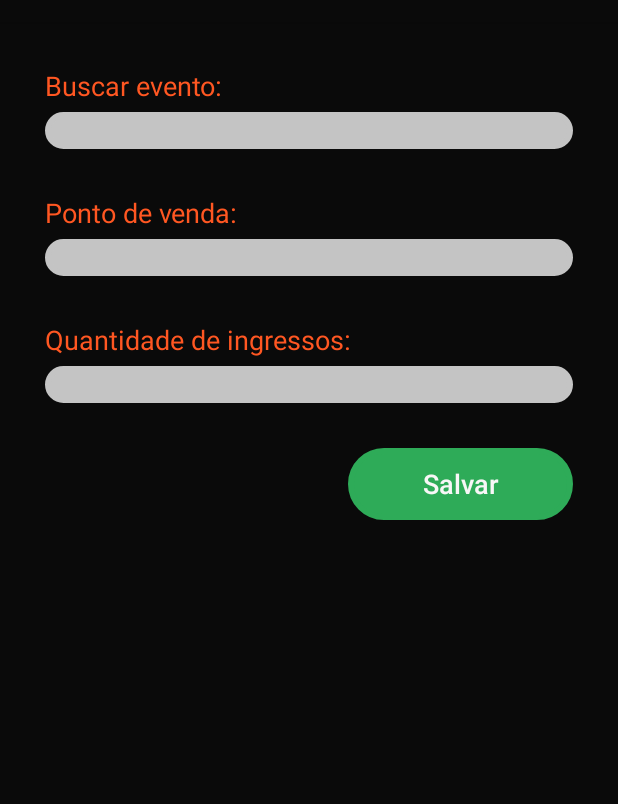
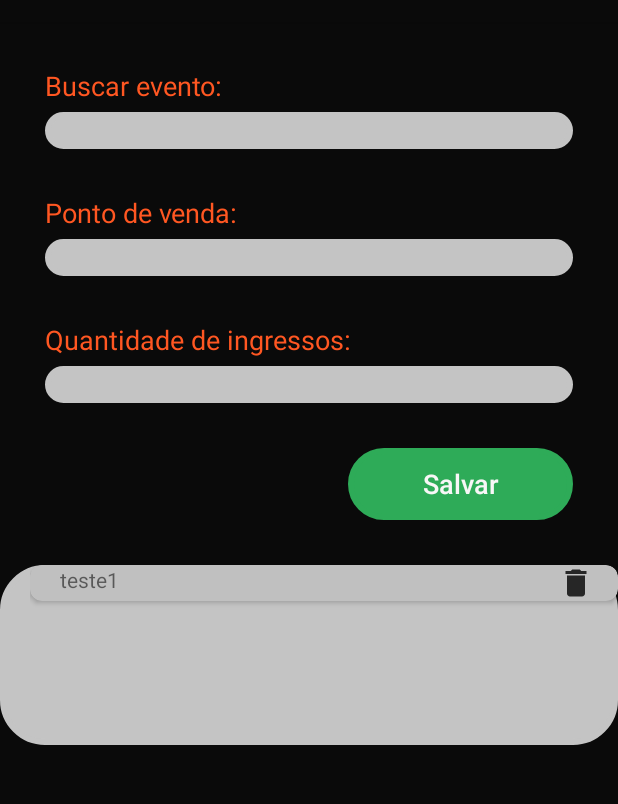
Before and after one commit to italo48/EventStarter, an Android app: the fragment PointOfSaleFragment shown on its own in the app's theme, on a phone screen of 412 x 824 dp, the part 62-866 px from its top. Run offline under Robolectric (Android 15) with nearby library versions, the phone set to English and light mode, and no system bars.

Commit message:
alterações

```diff
--- /dev/null
+++ b/EventStarterApp/app/src/main/java/com/br/italoscompany/eventstarterapp/Adapter.java
@@ -0,0 +1,48 @@
+package com.br.italoscompany.eventstarterapp;
+
+import android.view.LayoutInflater;
+import android.view.View;
+import android.view.ViewGroup;
+import android.widget.TextView;
+
+import androidx.annotation.NonNull;
+import androidx.cardview.widget.CardView;
+import androidx.recyclerview.widget.RecyclerView;
+
+import java.util.List;
+
+public class Adapter extends RecyclerView.Adapter<Adapter.MyViewHolder> {
+
+    List<String> pontosDeVendas;
+    public Adapter(List<String> pontosDeVendas){
+        this.pontosDeVendas = pontosDeVendas;
+    }
+
+    @NonNull
+    @Override
+    public Adapter.MyViewHolder onCreateViewHolder(@NonNull ViewGroup parent, int viewType) {
+        View itemLista = LayoutInflater.from(parent.getContext()).inflate(R.layout.card_view_point_of_sale, parent,false);
+        return new MyViewHolder(itemLista);
+    }
+
+    @Override
+    public void onBindViewHolder(@NonNull Adapter.MyViewHolder holder, int position) {
+        holder.nomeLocal.setText("teste1");
+    }
+
+    @Override
+    public int getItemCount() {
+        return pontosDeVendas.size();
+    }
+
+    public class MyViewHolder extends RecyclerView.ViewHolder {
+        CardView cv;
+        TextView nomeLocal;
+
+        public MyViewHolder(@NonNull View itemView) {
+            super(itemView);
+            cv = itemView.findViewById(R.id.cv);
+            nomeLocal = itemView.findViewById(R.id.tituloLocal);
+        }
+    }
+}
--- a/EventStarterApp/app/src/main/java/com/br/italoscompany/eventstarterapp/PointOfSaleFragment.java
+++ b/EventStarterApp/app/src/main/java/com/br/italoscompany/eventstarterapp/PointOfSaleFragment.java
@@ -8,11 +8,39 @@ import android.view.ViewGroup;
 import androidx.annotation.NonNull;
 import androidx.annotation.Nullable;
 import androidx.fragment.app.Fragment;
+import androidx.recyclerview.widget.LinearLayoutManager;
+import androidx.recyclerview.widget.RecyclerView;
+
+import java.util.ArrayList;
+import java.util.List;
 
 public class PointOfSaleFragment extends Fragment {
+
+    private RecyclerView recyclerView;
+    private List<String> pontosDeVendas;
+
     @Nullable
     @Override
     public View onCreateView(@NonNull LayoutInflater inflater, @Nullable ViewGroup container, @Nullable Bundle savedInstanceState) {
-        return inflater.inflate(R.layout.fragment_point_of_sale, container, false);
+        View view = inflater.inflate(R.layout.fragment_point_of_sale, container, false);
+
+        inicializarLista();
+        recyclerView = view.findViewById(R.id.recyclerViewPointSale);
+        Adapter adapter = new Adapter(pontosDeVendas);
+
+        RecyclerView.LayoutManager layoutManager = new LinearLayoutManager(view.getContext());
+        recyclerView.setLayoutManager(layoutManager);
+        recyclerView.setHasFixedSize(true);
+        recyclerView.setAdapter(adapter);
+        return view;
+    }
+
+    public void inicializarLista(){
+        pontosDeVendas = new ArrayList<>();
+        pontosDeVendas.add("ponto1");
+        pontosDeVendas.add("ponto2");
+        pontosDeVendas.add("ponto3");
+        pontosDeVendas.add("ponto4");
+        pontosDeVendas.add("ponto5");
     }
 }
--- /dev/null
+++ b/EventStarterApp/app/src/main/res/drawable-anydpi/ic_action_delete.xml
@@ -0,0 +1,11 @@
+<vector xmlns:android="http://schemas.android.com/apk/res/android"
+    android:width="24dp"
+    android:height="24dp"
+    android:viewportWidth="24"
+    android:viewportHeight="24"
+    android:tint="#000000"
+    android:alpha="0.8">
+    <path
+        android:fillColor="#FF000000"
+        android:pathData="M6,19c0,1.1 0.9,2 2,2h8c1.1,0 2,-0.9 2,-2V7H6v12zM19,4h-3.5l-1,-1h-5l-1,1H5v2h14V4z"/>
+</vector>
--- /dev/null
+++ b/EventStarterApp/app/src/main/res/layout/card_view_point_of_sale.xml
@@ -0,0 +1,37 @@
+<?xml version="1.0" encoding="utf-8"?>
+<LinearLayout xmlns:android="http://schemas.android.com/apk/res/android"
+    xmlns:app="http://schemas.android.com/apk/res-auto"
+    android:orientation="vertical"
+    android:layout_width="match_parent"
+    android:layout_height="match_parent">
+
+    <androidx.cardview.widget.CardView
+        android:id="@+id/cv"
+        android:layout_width="match_parent"
+        android:layout_height="wrap_content"
+        app:cardBackgroundColor="#C0C0C0"
+        app:cardCornerRadius="8dp">
+
+        <LinearLayout
+            android:layout_width="match_parent"
+            android:layout_height="wrap_content"
+            android:orientation="horizontal">
+
+            <TextView
+                android:id="@+id/tituloLocal"
+                android:layout_width="wrap_content"
+                android:layout_height="wrap_content"
+                android:layout_marginLeft="20dp"
+                android:layout_weight="0.9"
+                android:text="Titulo" />
+
+            <ImageView
+                android:id="@+id/buttonDelete"
+                android:layout_width="wrap_content"
+                android:layout_height="wrap_content"
+                android:layout_weight="0.1"
+                app:srcCompat="@drawable/ic_action_delete" />
+        </LinearLayout>
+    </androidx.cardview.widget.CardView>
+
+</LinearLayout>
```
Also changed, not shown: EventStarterApp/app/src/main/res/drawable-hdpi/ic_action_delete.png (added), EventStarterApp/app/src/main/res/drawable-mdpi/ic_action_delete.png (added), EventStarterApp/app/src/main/res/drawable-xhdpi/ic_action_delete.png (added), EventStarterApp/app/src/main/res/drawable-xxhdpi/ic_action_delete.png (added).
